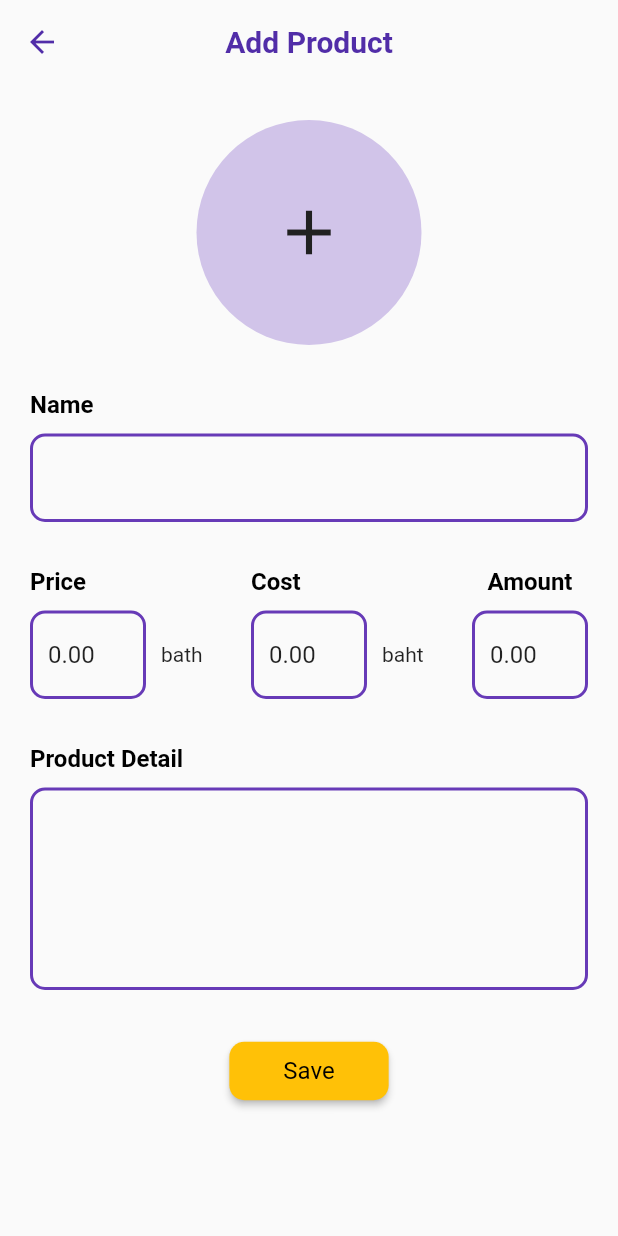
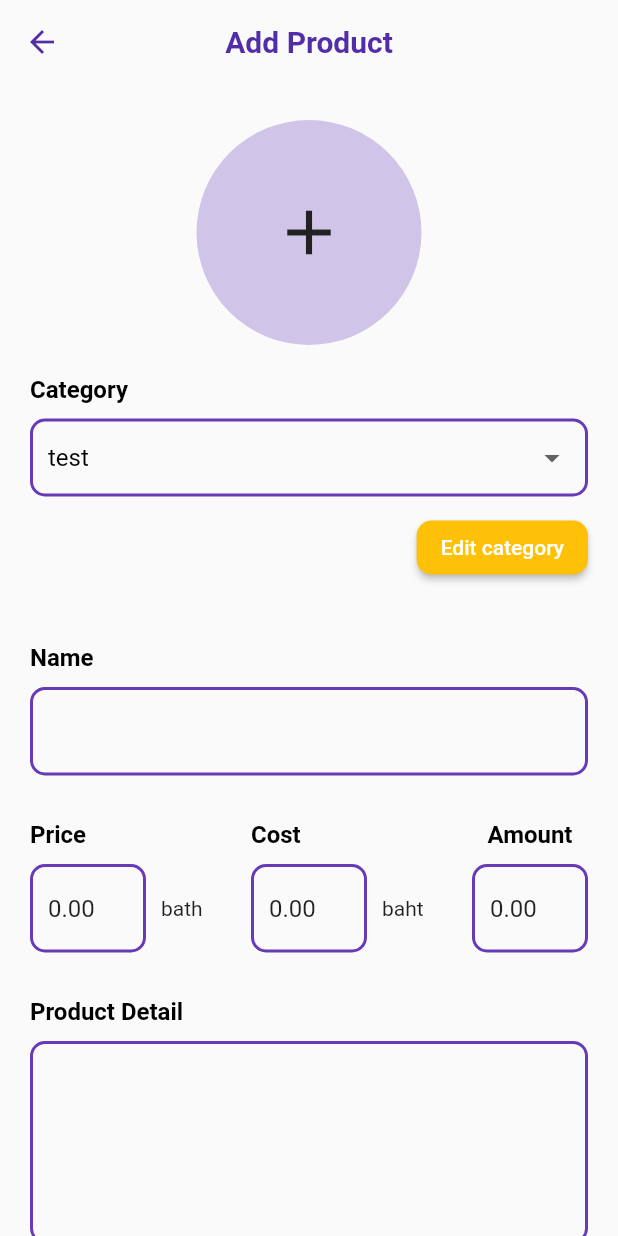
Before and after one commit to ktlyee/Stock-Management-App, a Flutter app: the AddProductPage screen opened directly, on a phone screen of 412 x 824 dp. Run offline on Flutter 3.47's test engine with Material 2 defaults, Android fonts, the phone set to English and light mode, and no system bars; our stand-ins replace cloud_firestore, firebase_core, firebase_storage, image_picker, syncfusion_flutter_charts, syncfusion_flutter_datagrid; missing offline and left inert: ml_algo, ml_dataframe, syncfusion_flutter_core; accounts and stored records are empty; statements that could not run were skipped.

Commit message:
[Add] add category

```diff
--- a/lib/add_product.dart
+++ b/lib/add_product.dart
@@ -6,6 +6,7 @@ import 'package:csc344_project/style/color.dart';
 import 'package:csc344_project/style/font_style.dart';
 import 'package:csc344_project/widgets/appbar.dart';
 import 'package:csc344_project/widgets/button_widget.dart';
+import 'package:csc344_project/widgets/dropdown.dart';
 import 'package:csc344_project/widgets/textfield.dart';
 import 'package:csc344_project/service/database.dart';
 import 'package:flutter/material.dart';
@@ -68,9 +69,12 @@ class _AddProductPageState extends State<AddProductPage> {
     }
   }
 
+  final List<String> option = ['test', 'test2', 'test3'];
+
   @override
   Widget build(BuildContext context) {
     double shortTextFieldWidth = MediaQuery.of(context).size.width / 3;
+
     return Scaffold(
       appBar: MainAppBar(
         appBarText: 'Add Product',
@@ -128,6 +132,26 @@ class _AddProductPageState extends State<AddProductPage> {
                             ],
                           ),
                         ),
+                ),
+                Container(
+                  child: buildDropDown(
+                    'Category',
+                  ),
+                ),
+                Container(
+                  alignment: Alignment.topRight,
+                  padding: EdgeInsets.symmetric(vertical: 10),
+                  child: buildButton(
+                    'Edit category',
+                        () {
+                      showDialog(
+                        context: context,
+                        builder: (BuildContext context) {
+                          return buildAlertDialog();
+                        },
+                      );
+                    },
+                  ),
                 ),
                 Container(
                   margin: EdgeInsets.only(top: 30),
@@ -302,4 +326,125 @@ class _AddProductPageState extends State<AddProductPage> {
       ],
     );
   }
+
+  String _selectedCategory = 'test';
+
+  Widget buildDropDown(
+      String title,) {
+    return Column(
+      children: [
+        Container(
+          padding: EdgeInsets.fromLTRB(0, 20, 0, 10),
+          alignment: Alignment.topLeft,
+          child: Text(
+            title,
+            style: FontCollection.bodyBlackBoldTextStyle,
+          ),
+        ),
+        BuildDropdown(
+          width: MediaQuery.of(context).size.width,
+          dropdownValues: option,
+          onChanged: (value) {
+            setState(() {
+              _selectedCategory = value!;
+            });
+          },
+          values: _selectedCategory,
+          hintText: 'Please select category',
+        ),
+      ],
+    );
+  }
+
+  Widget buildButton(String text, VoidCallback handleClick) {
+    return ElevatedButton(
+      style: ElevatedButton.styleFrom(
+        primary: CollectionsColors.yellow,
+        shape: RoundedRectangleBorder(borderRadius: BorderRadius.circular(10)),
+      ),
+      onPressed: handleClick,
+      child: Text(
+        text,
+        style: FontCollection.smallBodyBlackTextStyle,
+      ),
+    );
+  }
+
+  Widget buildAlertDialog() {
+    return AlertDialog(
+      shape: RoundedRectangleBorder(
+        borderRadius: BorderRadius.circular(30),
+      ),
+      title: Text(
+        'Category',
+        style: FontCollection.bodyBlackTextStyle,
+      ),
+      content: Container(
+        width: MediaQuery.of(context).size.width,
+        height: MediaQuery.of(context).size.height / 2,
+        child: Column(
+          children: [
+            ListView.builder(
+              itemCount: 2,
+              shrinkWrap: true,
+              itemBuilder: (context, index) {
+                return catalogLists();
+              },
+            ),
+            Container(
+              padding: EdgeInsets.only(bottom: 10),
+              alignment: Alignment.topLeft,
+              child: TextButton(
+                onPressed: () {},
+                child: Text(
+                  'Add category',
+                  style: FontCollection.underlineButtonTextStyle,
+                ),
+              ),
+            ),
+            Container(
+              alignment: Alignment.topRight,
+              child: buildButton('Save', () {}),
+            ),
+          ],
+        ),
+      ),
+    );
+  }
+
+  Widget catalogLists() {
+    return Container(
+      child: Row(
+        mainAxisSize: MainAxisSize.max,
+        children: [
+          Expanded(
+            flex: 10,
+            child: Padding(
+              padding: EdgeInsets.only(bottom: 20),
+              child: BuildPlainTextField(
+                validator: (value) {},
+                initialValue: 'test',
+                // textEditingController: test,
+                onSaved: (value) {},
+              ),
+            ),
+          ),
+          Expanded(
+            flex: 2,
+            child: Container(
+              alignment: Alignment.topCenter,
+              child: InkWell(
+                onTap: () {},
+                child: Icon(
+                  Icons.edit,
+                  color: Colors.black,
+                ),
+              ),
+            ),
+          ),
+        ],
+      ),
+    );
+  }
+
 }
```
